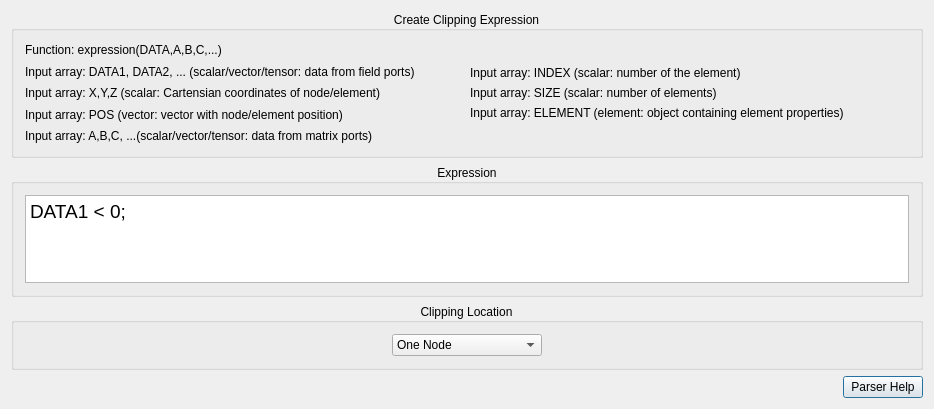
First picture: the form in src/Interface/Modules/Fields/ClipFieldByFunction.ui, repository SCIInstitute/SCIRun, before the edit.
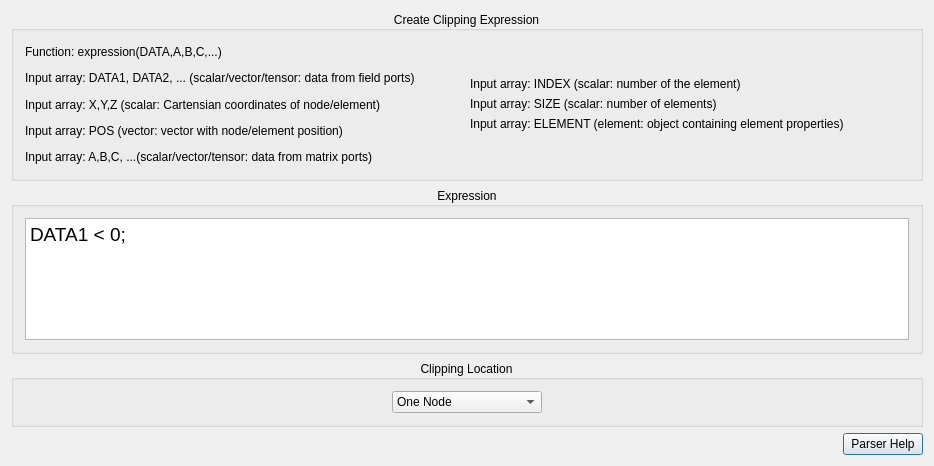
Second picture: the form after the edit.

Patch:
```diff
--- a/src/Interface/Modules/Fields/ClipFieldByFunction.ui
+++ b/src/Interface/Modules/Fields/ClipFieldByFunction.ui
@@ -7,13 +7,13 @@
     <x>0</x>
     <y>0</y>
     <width>934</width>
-    <height>409</height>
+    <height>466</height>
    </rect>
   </property>
   <property name="minimumSize">
    <size>
     <width>934</width>
-    <height>409</height>
+    <height>466</height>
    </size>
   </property>
   <property name="windowTitle">
@@ -27,7 +27,7 @@
        <property name="minimumSize">
         <size>
          <width>908</width>
-         <height>147</height>
+         <height>170</height>
         </size>
        </property>
        <property name="title">
@@ -155,8 +155,8 @@
            <string>&lt;!DOCTYPE HTML PUBLIC &quot;-//W3C//DTD HTML 4.0//EN&quot; &quot;http://www.w3.org/TR/REC-html40/strict.dtd&quot;&gt;
 &lt;html&gt;&lt;head&gt;&lt;meta name=&quot;qrichtext&quot; content=&quot;1&quot; /&gt;&lt;style type=&quot;text/css&quot;&gt;
 p, li { white-space: pre-wrap; }
-&lt;/style&gt;&lt;/head&gt;&lt;body style=&quot; font-family:'MS Shell Dlg 2'; font-size:8.25pt; font-weight:400; font-style:normal;&quot;&gt;
-&lt;p style=&quot; margin-top:0px; margin-bottom:0px; margin-left:0px; margin-right:0px; -qt-block-indent:0; text-indent:0px;&quot;&gt;&lt;span style=&quot; font-size:14pt;&quot;&gt;DATA1 &amp;lt; 0;&lt;/span&gt;&lt;/p&gt;&lt;/body&gt;&lt;/html&gt;</string>
+&lt;/style&gt;&lt;/head&gt;&lt;body style=&quot; font-family:'.Helvetica Neue DeskInterface'; font-size:13pt; font-weight:400; font-style:normal;&quot;&gt;
+&lt;p style=&quot; margin-top:0px; margin-bottom:0px; margin-left:0px; margin-right:0px; -qt-block-indent:0; text-indent:0px;&quot;&gt;&lt;span style=&quot; font-family:'MS Shell Dlg 2'; font-size:14pt;&quot;&gt;DATA1 &amp;lt; 0;&lt;/span&gt;&lt;/p&gt;&lt;/body&gt;&lt;/html&gt;</string>
           </property>
          </widget>
         </item>
```
